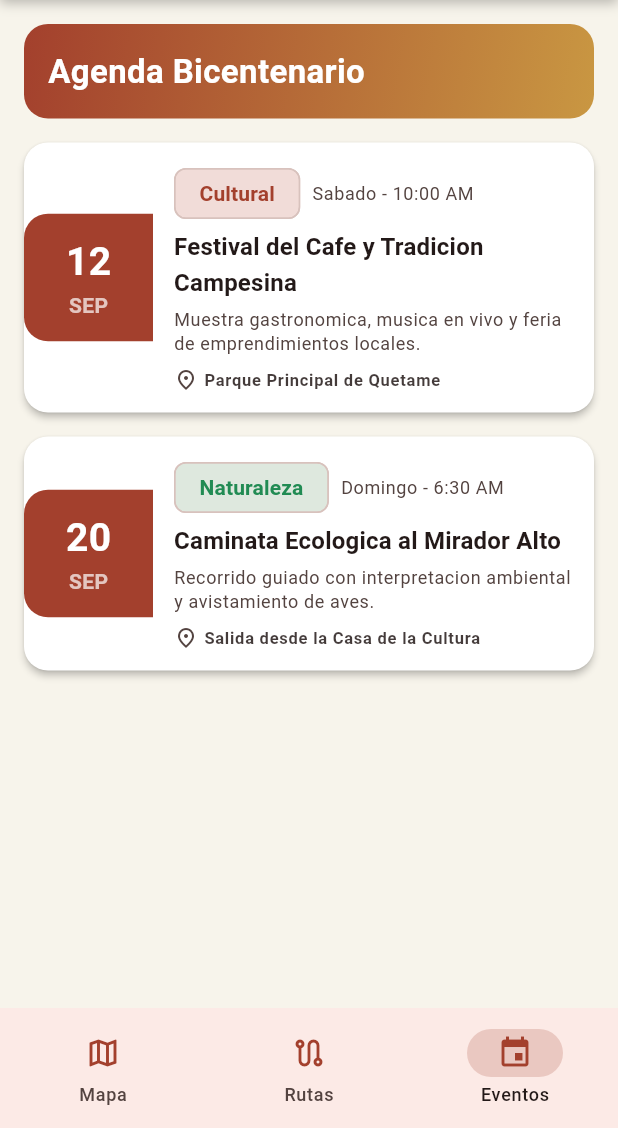
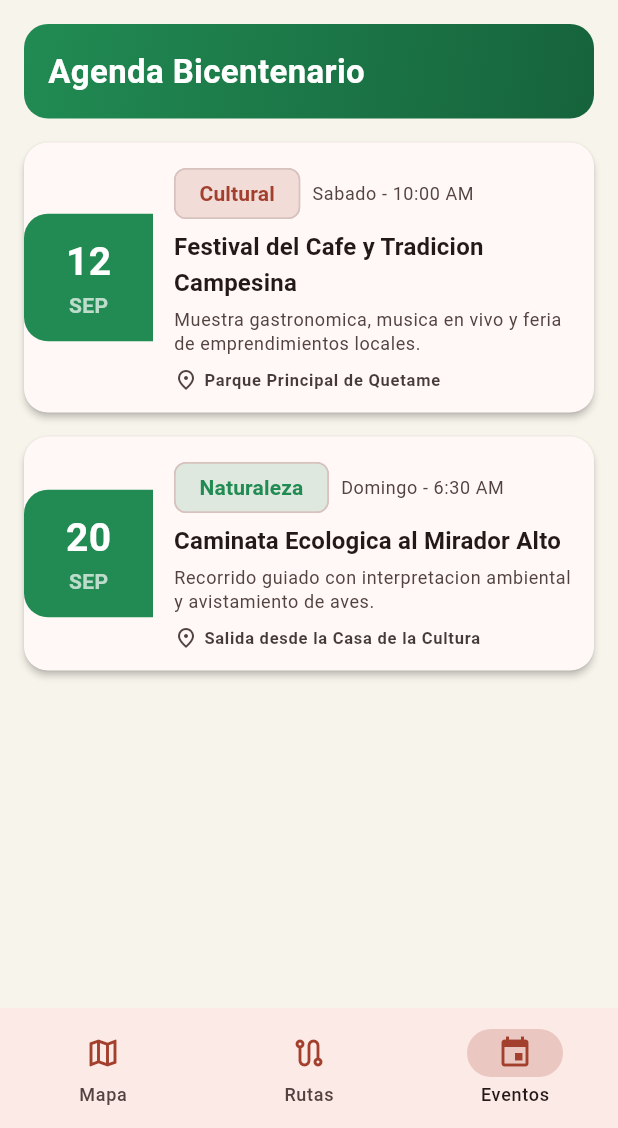
Before and after one commit to Cristian-13/quetame-turismo-app, a Flutter app: the screen it shows after launch, item 3 of the bottom bar chosen, on a phone screen of 412 x 824 dp, the part 108-1236 px from its top. Run offline on Flutter 3.47's test engine with Material 3 defaults, Android fonts, the light colour scheme and no system bars; our stand-ins replace audioplayers, cloud_firestore, connectivity_plus, firebase_core, flutter_map, geolocator and 2 more; missing offline and left inert: add_2_calendar, flutter_polyline_points; accounts and stored records are empty.

Commit message:
WIP: UI Eventos y contraste en Rutas (Pendiente de pruebas locales)

```diff
--- a/lib/screens/events_screen.dart
+++ b/lib/screens/events_screen.dart
@@ -10,16 +10,20 @@ class EventsScreen extends StatelessWidget {
 
   @override
   Widget build(BuildContext context) {
+    final theme = Theme.of(context);
+    final isDark = theme.brightness == Brightness.dark;
     final events = context.watch<EventProvider>().events;
 
-    return ListView(
+    return ColoredBox(
+      color: isDark ? const Color(0xFF1E1E1E) : theme.scaffoldBackgroundColor,
+      child: ListView(
         padding: const EdgeInsets.fromLTRB(16, 16, 16, 24),
         children: [
           Container(
             padding: const EdgeInsets.all(16),
             decoration: BoxDecoration(
               gradient: const LinearGradient(
-              colors: [AppColors.primaryTerracotta, AppColors.secondaryGold],
+                colors: [AppColors.flagGreen, Color(0xFF16633B)],
                 begin: Alignment.topLeft,
                 end: Alignment.bottomRight,
               ),
@@ -37,6 +41,7 @@ class EventsScreen extends StatelessWidget {
           const SizedBox(height: 16),
           ...events.map((event) => EventCard(event: event)),
         ],
+      ),
     );
   }
 }
@@ -51,10 +56,12 @@ class EventCard extends StatelessWidget {
     final theme = Theme.of(context);
     final scheme = theme.colorScheme;
     final muted = scheme.onSurfaceVariant;
+    final isDark = theme.brightness == Brightness.dark;
 
     return Card(
       clipBehavior: Clip.antiAlias,
       margin: const EdgeInsets.only(bottom: 16),
+      color: isDark ? const Color(0xFF1E1E1E) : theme.cardColor,
       child: InkWell(
         onTap: () => EventDetailBottomSheet.show(context, event),
         child: Row(
@@ -63,7 +70,7 @@ class EventCard extends StatelessWidget {
               width: 86,
               padding: const EdgeInsets.symmetric(vertical: 14, horizontal: 8),
               decoration: BoxDecoration(
-                color: AppColors.primaryTerracotta,
+                color: AppColors.flagGreen,
                 borderRadius: const BorderRadius.only(
                   topLeft: Radius.circular(16),
                   bottomLeft: Radius.circular(16),
```
Also changed, not shown: lib/screens/routes_screen.dart (+8 -5 lines). Lines whose indentation alone changed are shown as unchanged.
